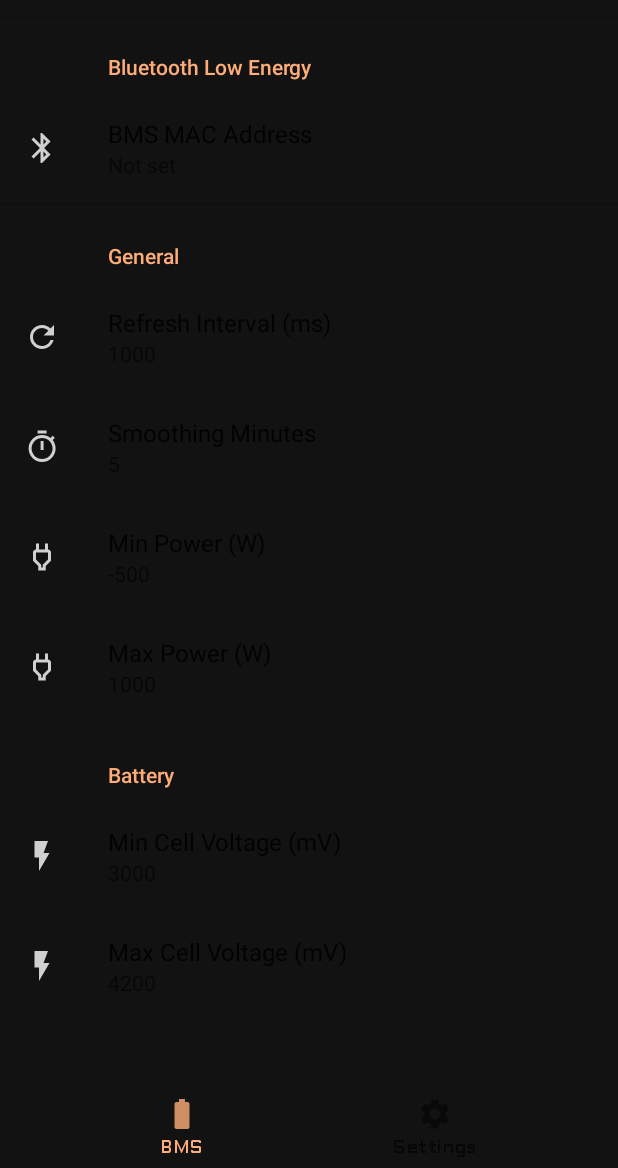
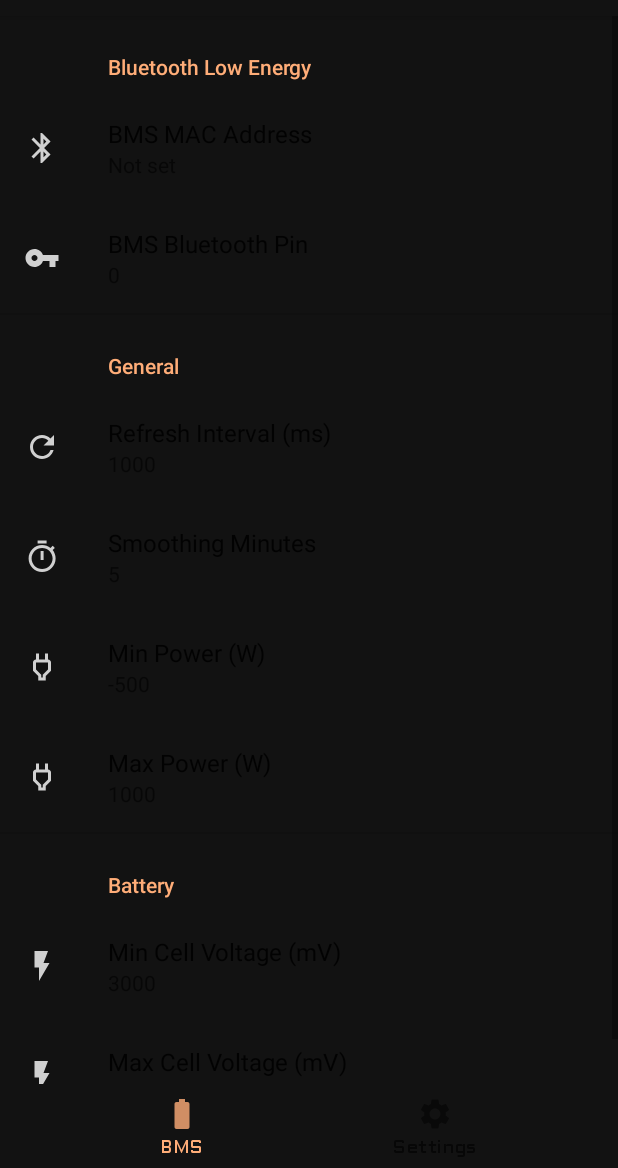
Before and after one commit to Jnnshschl/AndroidBMSApp, an Android app: the SettingsFragment screen opened through its navigation route, on a phone screen of 412 x 824 dp, the part 68-1236 px from its top. Run offline under Robolectric (Android 15) with nearby library versions, the phone set to English and light mode, and no system bars; our stand-ins replace androidx.preference; libraries missing offline, so code that uses them is left out: com.github.anastr.speedviewlib; 5 statements that could not run were skipped.

Commit message:
add pin setting

```diff
--- a/app/src/main/java/de/jnns/bmsmonitor/BmsService.kt
+++ b/app/src/main/java/de/jnns/bmsmonitor/BmsService.kt
@@ -47,6 +47,7 @@ class BmsService : Service() {
 
     // bluetooth device mac to use
     private lateinit var bleMac: String
+    private lateinit var blePin: String
     private lateinit var bleName: String
 
     // no need to refresh data in the background
@@ -56,9 +57,8 @@ class BmsService : Service() {
     private var batteryData = BatteryData()
 
     override fun onCreate() {
-        Log.i("DEBUG", "BMS Service onCreate")
-
         bleMac = PreferenceManager.getDefaultSharedPreferences(this).getString("macAddress", "")!!
+        blePin = PreferenceManager.getDefaultSharedPreferences(this).getString("blePin", "")!!
         dataPollDelay = PreferenceManager.getDefaultSharedPreferences(this).getString("refreshInterval", "1000")!!.toLong() / 2
 
         // bluetooth uart callbacks
@@ -160,7 +160,7 @@ class BmsService : Service() {
         currentBleDevice = dev
         bluetoothLeScanner.stopScan(leScanCallback)
 
-        dev.setPin("000000".toByteArray())
+        dev.setPin(blePin.toByteArray())
         dev.createBond()
 
         connectToDevice()
--- a/app/src/main/java/de/jnns/bmsmonitor/MainActivity.kt
+++ b/app/src/main/java/de/jnns/bmsmonitor/MainActivity.kt
@@ -9,6 +9,7 @@ import androidx.core.content.ContextCompat
 import androidx.navigation.findNavController
 import kotlinx.android.synthetic.main.activity_main.*
 
+@ExperimentalUnsignedTypes
 class MainActivity : AppCompatActivity() {
     override fun onCreate(savedInstanceState: Bundle?) {
         super.onCreate(savedInstanceState)
@@ -33,16 +34,11 @@ class MainActivity : AppCompatActivity() {
         if (ContextCompat.checkSelfPermission(this, Manifest.permission.ACCESS_FINE_LOCATION) != PackageManager.PERMISSION_GRANTED) {
             requestPermissions(arrayOf(Manifest.permission.ACCESS_FINE_LOCATION), 4711)
         } else {
-            Intent(this, BmsService::class.java).also { intent ->
-                startService(intent)
-            }
+            Intent(this, BmsService::class.java).also { intent -> startService(intent) }
         }
     }
 
-    override fun onRequestPermissionsResult(
-        requestCode: Int,
-        permissions: Array<String>, grantResults: IntArray
-    ) {
+    override fun onRequestPermissionsResult(requestCode: Int, permissions: Array<String>, grantResults: IntArray) {
         super.onRequestPermissionsResult(requestCode, permissions, grantResults)
 
         when (requestCode) {
@@ -52,8 +48,6 @@ class MainActivity : AppCompatActivity() {
                         startService(intent)
                     }
                 }
-
-                return
             }
         }
     }
--- a/app/src/main/java/de/jnns/bmsmonitor/data/BatteryData.kt
+++ b/app/src/main/java/de/jnns/bmsmonitor/data/BatteryData.kt
@@ -26,7 +26,7 @@ class BatteryData {
 
     val maxTemperature: Float
         get() {
-            return temperatures.max()!!
+            return temperatures.maxOrNull()!!
         }
 
     val percentage: Float
--- /dev/null
+++ b/app/src/main/res/drawable-anydpi/ic_key.xml
@@ -0,0 +1,11 @@
+<vector xmlns:android="http://schemas.android.com/apk/res/android"
+    android:width="24dp"
+    android:height="24dp"
+    android:viewportWidth="24"
+    android:viewportHeight="24"
+    android:tint="#FFFFFF"
+    android:alpha="0.8">
+  <path
+      android:fillColor="@android:color/white"
+      android:pathData="M12.65,10C11.83,7.67 9.61,6 7,6c-3.31,0 -6,2.69 -6,6s2.69,6 6,6c2.61,0 4.83,-1.67 5.65,-4H17v4h4v-4h2v-4H12.65zM7,14c-1.1,0 -2,-0.9 -2,-2s0.9,-2 2,-2 2,0.9 2,2 -0.9,2 -2,2z"/>
+</vector>
--- a/app/src/main/res/layout/activity_main.xml
+++ b/app/src/main/res/layout/activity_main.xml
@@ -20,7 +20,7 @@
         app:layout_constraintTop_toTopOf="parent">
 
         <ImageView
-            android:id="@+id/imageView"
+            android:id="@+id/imageBar"
             android:layout_width="wrap_content"
             android:layout_height="wrap_content"
             android:layout_gravity="center"
--- a/app/src/main/res/values/strings.xml
+++ b/app/src/main/res/values/strings.xml
@@ -31,6 +31,7 @@
     <string name="unitDisplayCelsius">°C</string>
 
     <string name="settingsBluetoothMac">BMS MAC Address</string>
+    <string name="settingsBluetoothPin">BMS Bluetooth Pin</string>
     <string name="settingsSmoothingMinutes">Smoothing Minutes</string>
     <string name="settingsRefreshInterval">Refresh Interval (ms)</string>
 
--- a/app/src/main/res/xml/preferences.xml
+++ b/app/src/main/res/xml/preferences.xml
@@ -11,6 +11,13 @@
             app:key="macAddress"
             app:title="@string/settingsBluetoothMac"
             app:useSimpleSummaryProvider="true" />
+
+        <EditTextPreference
+            app:icon="@drawable/ic_key"
+            app:key="blePin"
+            app:title="@string/settingsBluetoothPin"
+            app:useSimpleSummaryProvider="true"
+            app:defaultValue="000000" />
 
     </PreferenceCategory>
 
```
Also changed, not shown: app/src/main/res/drawable-hdpi/ic_key.png (added), app/src/main/res/drawable-mdpi/ic_key.png (added), app/src/main/res/drawable-xhdpi/ic_key.png (added), app/src/main/res/drawable-xxhdpi/ic_key.png (added).
